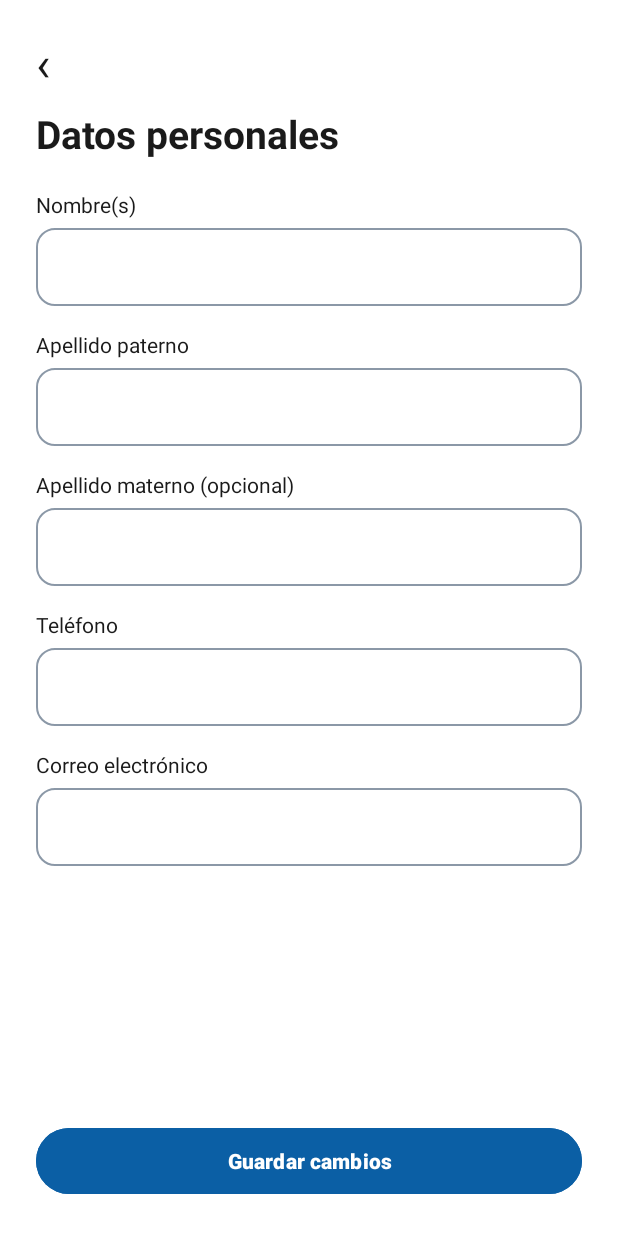
After one commit to Arthur01012/MedicDate-movil, an Android app: the DatosPersonalesActivity screen opened directly, with no data from a screen before it, on a phone screen of 412 x 824 dp. The commit adds this screen. Shown: the top 1233 px of the screen. Run offline under Robolectric (Android 15) with nearby library versions, the phone set to English and light mode, and no system bars.

Commit message:
Pantalla datos personales(vista)

```diff
--- a/app/src/main/AndroidManifest.xml
+++ b/app/src/main/AndroidManifest.xml
@@ -21,6 +21,10 @@
         <activity
             android:name=".Vista.CuentaActivity"
             android:exported="false" />
+        <activity
+            android:name=".Vista.DatosPersonalesActivity"
+            android:exported="false"
+            android:windowSoftInputMode="adjustResize" />
         <activity
             android:name=".Vista.RegistroActivity"
             android:exported="false"
--- a/app/src/main/java/com/example/medicdate/Vista/CuentaActivity.kt
+++ b/app/src/main/java/com/example/medicdate/Vista/CuentaActivity.kt
@@ -16,6 +16,7 @@ class CuentaActivity : AppCompatActivity() {
     private lateinit var presenter: clsPresentadorCuenta
     private lateinit var txtNombre: TextView
     private lateinit var txtCorreo: TextView
+    private lateinit var txtDatosPersonales: TextView
     private lateinit var btnCerrarSesion: TextView
 
     override fun onCreate(savedInstanceState: Bundle?) {
@@ -30,17 +31,26 @@ class CuentaActivity : AppCompatActivity() {
 
         txtNombre = findViewById(R.id.txtNombre)
         txtCorreo = findViewById(R.id.txtCorreo)
+        txtDatosPersonales = findViewById(R.id.txtDatosPersonales)
         btnCerrarSesion = findViewById(R.id.btnCerrarSesion)
 
         presenter = clsPresentadorCuenta(this)
 
         btnCerrarSesion.setOnClickListener(this::ejecutarCerrarSesion)
+        txtDatosPersonales.setOnClickListener(this::irADatosPersonales)
         presenter.cargarCuenta(intent.getIntExtra("ID_USUARIO", 0))
     }
 
     fun ejecutarCerrarSesion(v: View)
     {
         irALogin()
+    }
+
+    fun irADatosPersonales(v: View)
+    {
+        val intent = Intent(this, DatosPersonalesActivity::class.java)
+        intent.putExtra("ID_USUARIO", this.intent.getIntExtra("ID_USUARIO", 0))
+        startActivity(intent)
     }
 
     fun mostrarCuenta(nombre: String, correo: String)
--- /dev/null
+++ b/app/src/main/java/com/example/medicdate/Vista/DatosPersonalesActivity.kt
@@ -0,0 +1,57 @@
+package com.example.medicdate.Vista
+
+import android.os.Bundle
+import android.widget.Button
+import android.widget.EditText
+import android.widget.TextView
+import android.widget.Toast
+import androidx.activity.enableEdgeToEdge
+import androidx.appcompat.app.AppCompatActivity
+import androidx.core.view.ViewCompat
+import androidx.core.view.WindowInsetsCompat
+import com.example.medicdate.R
+
+class DatosPersonalesActivity : AppCompatActivity() {
+    private lateinit var txtVolver: TextView
+    private lateinit var txtNombres: EditText
+    private lateinit var txtApellidoPaterno: EditText
+    private lateinit var txtApellidoMaterno: EditText
+    private lateinit var txtTelefono: EditText
+    private lateinit var txtCorreo: EditText
+    private lateinit var btnGuardar: Button
+
+    override fun onCreate(savedInstanceState: Bundle?) {
+        super.onCreate(savedInstanceState)
+        enableEdgeToEdge()
+        setContentView(R.layout.activity_datos_personales)
+        ViewCompat.setOnApplyWindowInsetsListener(findViewById(R.id.main)) { v, insets ->
+            val systemBars = insets.getInsets(WindowInsetsCompat.Type.systemBars())
+            v.setPadding(systemBars.left, systemBars.top, systemBars.right, systemBars.bottom)
+            insets
+        }
+
+        txtVolver = findViewById(R.id.txtVolver)
+        txtNombres = findViewById(R.id.txtNombres)
+        txtApellidoPaterno = findViewById(R.id.txtApellidoPaterno)
+        txtApellidoMaterno = findViewById(R.id.txtApellidoMaterno)
+        txtTelefono = findViewById(R.id.txtTelefono)
+        txtCorreo = findViewById(R.id.txtCorreo)
+        btnGuardar = findViewById(R.id.btnGuardar)
+
+        txtVolver.setOnClickListener { finish() }
+    }
+
+    fun mostrarDatos(nombres: String, paterno: String, materno: String, telefono: String, correo: String)
+    {
+        txtNombres.setText(nombres)
+        txtApellidoPaterno.setText(paterno)
+        txtApellidoMaterno.setText(materno)
+        txtTelefono.setText(telefono)
+        txtCorreo.setText(correo)
+    }
+
+    fun mostrarError(mensaje: String)
+    {
+        Toast.makeText(this, mensaje, Toast.LENGTH_LONG).show()
+    }
+}
--- /dev/null
+++ b/app/src/main/res/layout/activity_datos_personales.xml
@@ -0,0 +1,177 @@
+<?xml version="1.0" encoding="utf-8"?>
+<androidx.constraintlayout.widget.ConstraintLayout xmlns:android="http://schemas.android.com/apk/res/android"
+    xmlns:app="http://schemas.android.com/apk/res-auto"
+    xmlns:tools="http://schemas.android.com/tools"
+    android:id="@+id/main"
+    android:layout_width="match_parent"
+    android:layout_height="match_parent"
+    android:background="@color/white"
+    tools:context=".Vista.DatosPersonalesActivity">
+
+    <TextView
+        android:id="@+id/txtVolver"
+        android:layout_width="wrap_content"
+        android:layout_height="wrap_content"
+        android:layout_marginStart="24dp"
+        android:layout_marginTop="20dp"
+        android:text="‹"
+        android:textColor="@color/texto"
+        android:textSize="32sp"
+        app:layout_constraintStart_toStartOf="parent"
+        app:layout_constraintTop_toTopOf="parent" />
+
+    <TextView
+        android:id="@+id/txtTitulo"
+        android:layout_width="wrap_content"
+        android:layout_height="wrap_content"
+        android:layout_marginStart="24dp"
+        android:layout_marginTop="8dp"
+        android:text="Datos personales"
+        android:textColor="@color/texto"
+        android:textSize="26sp"
+        android:textStyle="bold"
+        app:layout_constraintStart_toStartOf="parent"
+        app:layout_constraintTop_toBottomOf="@+id/txtVolver" />
+
+    <TextView
+        android:id="@+id/txtEtiquetaNombres"
+        android:layout_width="wrap_content"
+        android:layout_height="wrap_content"
+        android:layout_marginStart="24dp"
+        android:layout_marginTop="20dp"
+        android:text="Nombre(s)"
+        android:textColor="@color/texto"
+        app:layout_constraintStart_toStartOf="parent"
+        app:layout_constraintTop_toBottomOf="@+id/txtTitulo" />
+
+    <EditText
+        android:id="@+id/txtNombres"
+        android:layout_width="0dp"
+        android:layout_height="52dp"
+        android:layout_marginStart="24dp"
+        android:layout_marginTop="6dp"
+        android:layout_marginEnd="24dp"
+        android:background="@drawable/bg_input"
+        android:inputType="textPersonName"
+        android:paddingStart="16dp"
+        app:layout_constraintEnd_toEndOf="parent"
+        app:layout_constraintStart_toStartOf="parent"
+        app:layout_constraintTop_toBottomOf="@+id/txtEtiquetaNombres" />
+
+    <TextView
+        android:id="@+id/txtEtiquetaPaterno"
+        android:layout_width="wrap_content"
+        android:layout_height="wrap_content"
+        android:layout_marginStart="24dp"
+        android:layout_marginTop="16dp"
+        android:text="Apellido paterno"
+        android:textColor="@color/texto"
+        app:layout_constraintStart_toStartOf="parent"
+        app:layout_constraintTop_toBottomOf="@+id/txtNombres" />
+
+    <EditText
+        android:id="@+id/txtApellidoPaterno"
+        android:layout_width="0dp"
+        android:layout_height="52dp"
+        android:layout_marginStart="24dp"
+        android:layout_marginTop="6dp"
+        android:layout_marginEnd="24dp"
+        android:background="@drawable/bg_input"
+        android:inputType="textPersonName"
+        android:paddingStart="16dp"
+        app:layout_constraintEnd_toEndOf="parent"
+        app:layout_constraintStart_toStartOf="parent"
+        app:layout_constraintTop_toBottomOf="@+id/txtEtiquetaPaterno" />
+
+    <TextView
+        android:id="@+id/txtEtiquetaMaterno"
+        android:layout_width="wrap_content"
+        android:layout_height="wrap_content"
+        android:layout_marginStart="24dp"
+        android:layout_marginTop="16dp"
+        android:text="Apellido materno (opcional)"
+        android:textColor="@color/texto"
+        app:layout_constraintStart_toStartOf="parent"
+        app:layout_constraintTop_toBottomOf="@+id/txtApellidoPaterno" />
+
+    <EditText
+        android:id="@+id/txtApellidoMaterno"
+        android:layout_width="0dp"
+        android:layout_height="52dp"
+        android:layout_marginStart="24dp"
+        android:layout_marginTop="6dp"
+        android:layout_marginEnd="24dp"
+        android:background="@drawable/bg_input"
+        android:inputType="textPersonName"
+        android:paddingStart="16dp"
+        app:layout_constraintEnd_toEndOf="parent"
+        app:layout_constraintStart_toStartOf="parent"
+        app:layout_constraintTop_toBottomOf="@+id/txtEtiquetaMaterno" />
+
+    <TextView
+        android:id="@+id/txtEtiquetaTelefono"
+        android:layout_width="wrap_content"
+        android:layout_height="wrap_content"
+        android:layout_marginStart="24dp"
+        android:layout_marginTop="16dp"
+        android:text="Teléfono"
+        android:textColor="@color/texto"
+        app:layout_constraintStart_toStartOf="parent"
+        app:layout_constraintTop_toBottomOf="@+id/txtApellidoMaterno" />
+
+    <EditText
+        android:id="@+id/txtTelefono"
+        android:layout_width="0dp"
+        android:layout_height="52dp"
+        android:layout_marginStart="24dp"
+        android:layout_marginTop="6dp"
+        android:layout_marginEnd="24dp"
+        android:background="@drawable/bg_input"
+        android:inputType="phone"
+        android:paddingStart="16dp"
+        app:layout_constraintEnd_toEndOf="parent"
+        app:layout_constraintStart_toStartOf="parent"
+        app:layout_constraintTop_toBottomOf="@+id/txtEtiquetaTelefono" />
+
+    <TextView
+        android:id="@+id/txtEtiquetaCorreo"
+        android:layout_width="wrap_content"
+        android:layout_height="wrap_content"
+        android:layout_marginStart="24dp"
+        android:layout_marginTop="16dp"
+        android:text="Correo electrónico"
+        android:textColor="@color/texto"
+        app:layout_constraintStart_toStartOf="parent"
+        app:layout_constraintTop_toBottomOf="@+id/txtTelefono" />
+
+    <EditText
+        android:id="@+id/txtCorreo"
+        android:layout_width="0dp"
+        android:layout_height="52dp"
+        android:layout_marginStart="24dp"
+        android:layout_marginTop="6dp"
+        android:layout_marginEnd="24dp"
+        android:background="@drawable/bg_input"
+        android:enabled="false"
+        android:paddingStart="16dp"
+        android:textColor="@color/texto_secundario"
+        app:layout_constraintEnd_toEndOf="parent"
+        app:layout_constraintStart_toStartOf="parent"
+        app:layout_constraintTop_toBottomOf="@+id/txtEtiquetaCorreo" />
+
+    <Button
+        android:id="@+id/btnGuardar"
+        android:layout_width="0dp"
+        android:layout_height="52dp"
+        android:layout_marginStart="24dp"
+        android:layout_marginEnd="24dp"
+        android:layout_marginBottom="24dp"
+        android:backgroundTint="@color/azul"
+        android:text="Guardar cambios"
+        android:textAllCaps="false"
+        android:textStyle="bold"
+        app:layout_constraintBottom_toBottomOf="parent"
+        app:layout_constraintEnd_toEndOf="parent"
+        app:layout_constraintStart_toStartOf="parent" />
+
+</androidx.constraintlayout.widget.ConstraintLayout>
```
